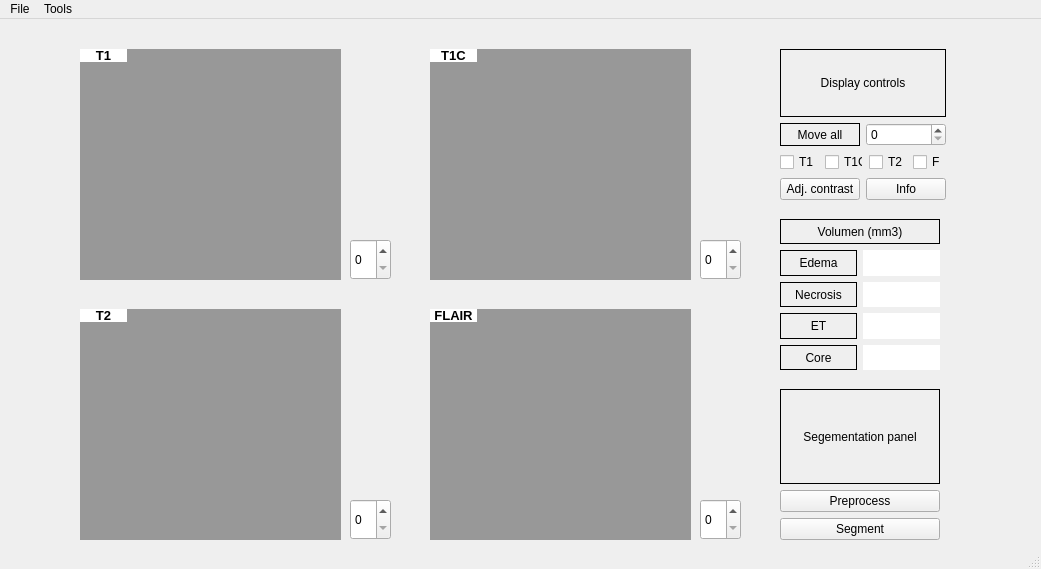
The window that GUIv1.ui (GBM-images-research/GBManalyzer) describes before a commit, drawn with Qt 5.
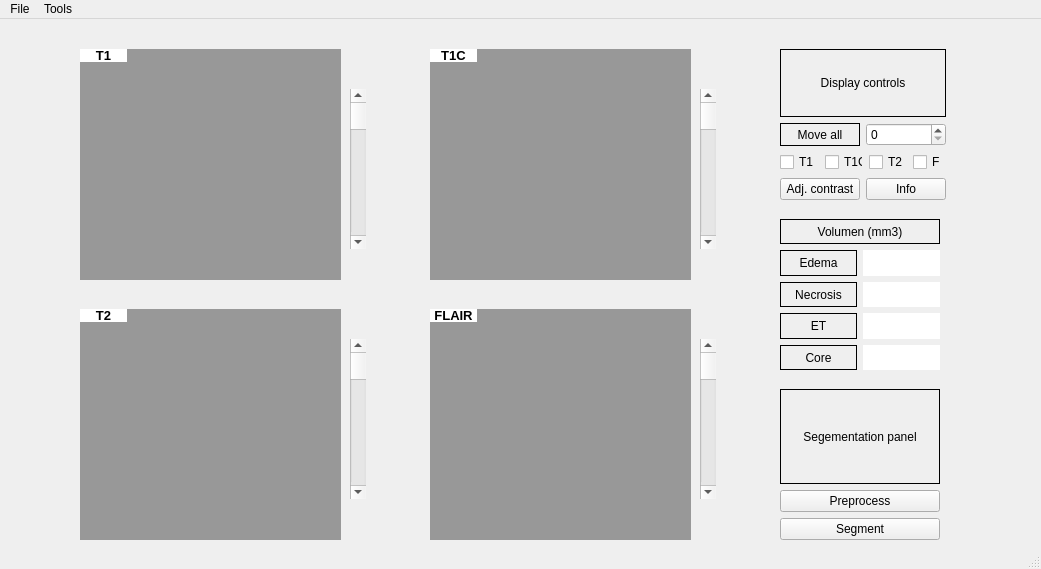
The same window after the commit.

Commit message: Carga de archivos DICOM usando ants y scrollbar

The edit to the form file:
```diff
--- a/GUIv1.ui
+++ b/GUIv1.ui
@@ -210,46 +210,6 @@
      <set>Qt::AlignCenter</set>
     </property>
    </widget>
-   <widget class="QSpinBox" name="spinBox">
-    <property name="geometry">
-     <rect>
-      <x>350</x>
-      <y>220</y>
-      <width>41</width>
-      <height>41</height>
-     </rect>
-    </property>
-   </widget>
-   <widget class="QSpinBox" name="spinBox_2">
-    <property name="geometry">
-     <rect>
-      <x>350</x>
-      <y>480</y>
-      <width>41</width>
-      <height>41</height>
-     </rect>
-    </property>
-   </widget>
-   <widget class="QSpinBox" name="spinBox_3">
-    <property name="geometry">
-     <rect>
-      <x>700</x>
-      <y>220</y>
-      <width>41</width>
-      <height>41</height>
-     </rect>
-    </property>
-   </widget>
-   <widget class="QSpinBox" name="spinBox_4">
-    <property name="geometry">
-     <rect>
-      <x>700</x>
-      <y>480</y>
-      <width>41</width>
-      <height>41</height>
-     </rect>
-    </property>
-   </widget>
    <widget class="QWidget" name="verticalLayoutWidget">
     <property name="geometry">
      <rect>
@@ -532,6 +492,58 @@
      </item>
     </layout>
    </widget>
+   <widget class="QScrollBar" name="verticalScrollBar">
+    <property name="geometry">
+     <rect>
+      <x>350</x>
+      <y>70</y>
+      <width>16</width>
+      <height>160</height>
+     </rect>
+    </property>
+    <property name="orientation">
+     <enum>Qt::Vertical</enum>
+    </property>
+   </widget>
+   <widget class="QScrollBar" name="verticalScrollBar_2">
+    <property name="geometry">
+     <rect>
+      <x>700</x>
+      <y>70</y>
+      <width>16</width>
+      <height>160</height>
+     </rect>
+    </property>
+    <property name="orientation">
+     <enum>Qt::Vertical</enum>
+    </property>
+   </widget>
+   <widget class="QScrollBar" name="verticalScrollBar_3">
+    <property name="geometry">
+     <rect>
+      <x>350</x>
+      <y>320</y>
+      <width>16</width>
+      <height>160</height>
+     </rect>
+    </property>
+    <property name="orientation">
+     <enum>Qt::Vertical</enum>
+    </property>
+   </widget>
+   <widget class="QScrollBar" name="verticalScrollBar_4">
+    <property name="geometry">
+     <rect>
+      <x>700</x>
+      <y>320</y>
+      <width>16</width>
+      <height>160</height>
+     </rect>
+    </property>
+    <property name="orientation">
+     <enum>Qt::Vertical</enum>
+    </property>
+   </widget>
    <zorder>label_4</zorder>
    <zorder>label</zorder>
    <zorder>label_2</zorder>
```
Left out of the diff: 8 changed lines with no effect on the pictures. The commit also changes 2 other files.
